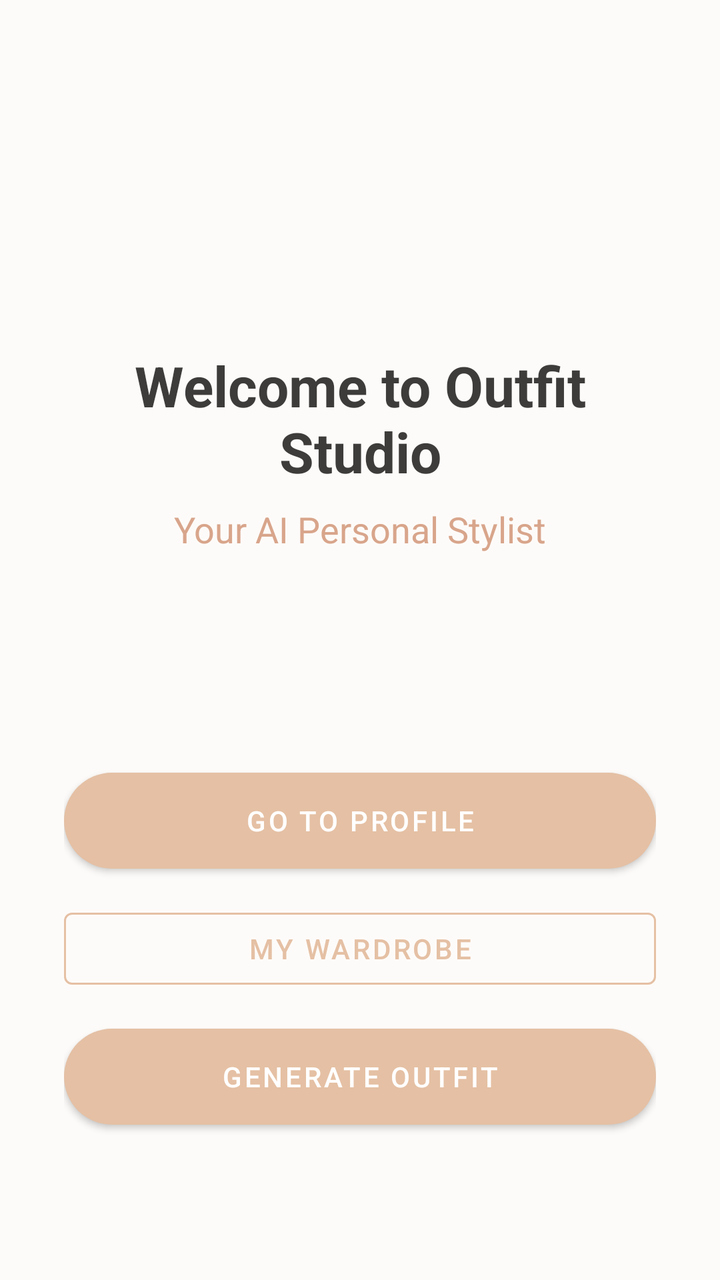
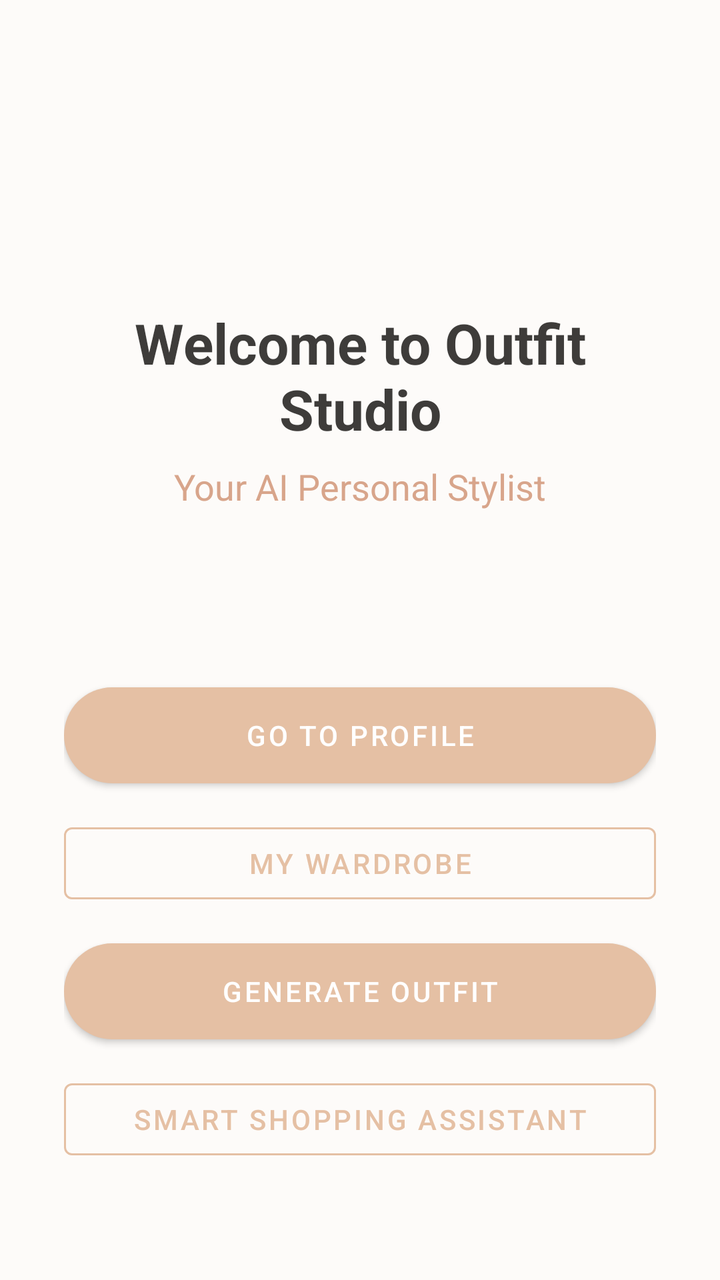

Compare the two renders of this Android layout. The source of the first and the diff that turns it into the second are given below.
<!-- AndroidManifest.xml: application theme Theme.OutfitStudio -->
<!-- res/layout/activity_home.xml -->
<?xml version="1.0" encoding="utf-8"?>
<androidx.constraintlayout.widget.ConstraintLayout xmlns:android="http://schemas.android.com/apk/res/android"
    xmlns:app="http://schemas.android.com/apk/res-auto"
    android:layout_width="match_parent"
    android:layout_height="match_parent"
    android:background="@color/background"
    android:padding="32dp">

    <TextView
        android:id="@+id/tvWelcome"
        android:layout_width="wrap_content"
        android:layout_height="wrap_content"
        android:text="Welcome to Outfit Studio"
        android:textSize="28sp"
        android:textStyle="bold"
        android:textColor="@color/on_background"
        android:textAlignment="center"
        app:layout_constraintTop_toTopOf="parent"
        app:layout_constraintBottom_toTopOf="@id/btnProfile"
        app:layout_constraintStart_toStartOf="parent"
        app:layout_constraintEnd_toEndOf="parent"
        app:layout_constraintVertical_chainStyle="packed"/>
        
    <TextView
        android:id="@+id/tvSubtitle"
        android:layout_width="wrap_content"
        android:layout_height="wrap_content"
        android:text="Your AI Personal Stylist"
        android:textSize="18sp"
        android:textColor="@color/primary_variant"
        app:layout_constraintTop_toBottomOf="@id/tvWelcome"
        app:layout_constraintStart_toStartOf="parent"
        app:layout_constraintEnd_toEndOf="parent"
        android:layout_marginTop="8dp"/>

    <Button
        android:id="@+id/btnProfile"
        android:layout_width="match_parent"
        android:layout_height="wrap_content"
        android:text="Go to Profile"
        android:textColor="@color/on_primary"
        android:background="@drawable/bg_button_rounded"
        app:backgroundTint="@null"
        app:layout_constraintTop_toBottomOf="@id/tvSubtitle"
        app:layout_constraintBottom_toTopOf="@id/btnWardrobe"
        app:layout_constraintVertical_chainStyle="packed"
        android:layout_marginTop="64dp"/>

    <Button
        android:id="@+id/btnWardrobe"
        android:layout_width="match_parent"
        android:layout_height="wrap_content"
        android:text="My Wardrobe"
        android:textColor="@color/primary"
        style="@style/Widget.MaterialComponents.Button.OutlinedButton"
        app:strokeColor="@color/primary"
        app:layout_constraintTop_toBottomOf="@id/btnProfile"
        app:layout_constraintBottom_toTopOf="@id/btnGenerateOutfit"
        android:layout_marginTop="16dp"/>

    <Button
        android:id="@+id/btnGenerateOutfit"
        android:layout_width="match_parent"
        android:layout_height="wrap_content"
        android:text="Generate Outfit"
        android:textColor="@color/on_primary"
        android:background="@drawable/bg_button_rounded"
        app:backgroundTint="@null"
        app:layout_constraintTop_toBottomOf="@id/btnWardrobe"
        app:layout_constraintBottom_toBottomOf="parent"
        android:layout_marginTop="16dp"/>

</androidx.constraintlayout.widget.ConstraintLayout>
<!-- resources referenced by this layout -->
<resources>
  <color name="background">#FDFBF9</color>
  <color name="on_background">#3E3C3A</color>
  <color name="on_primary">#FFFFFF</color>
  <color name="primary">#E5C0A4</color>
  <color name="primary_variant">#D8A58B</color>
  <!-- drawable bg_button_rounded (drawable) -->
  <?xml version="1.0" encoding="utf-8"?>
  <shape xmlns:android="http://schemas.android.com/apk/res/android"
      android:shape="rectangle">
      <solid android:color="@color/primary"/>
      <corners android:radius="24dp"/>
  </shape>
  <style name="Theme.OutfitStudio" parent="Theme.MaterialComponents.DayNight.NoActionBar">
          
          <item name="colorPrimary">@color/primary</item>
          <item name="colorPrimaryVariant">@color/primary_variant</item>
          <item name="colorOnPrimary">@color/on_primary</item>
          
          <item name="colorSecondary">@color/primary</item>
          <item name="colorSecondaryVariant">@color/primary_variant</item>
          <item name="colorOnSecondary">@color/on_primary</item>
          
          <item name="android:colorBackground">@color/background</item>
          <item name="colorSurface">@color/surface</item>
          
          <item name="android:statusBarColor">@color/background</item>
          <item name="android:windowLightStatusBar">true</item>
      </style>
  <color name="surface">#FFFFFF</color>
</resources>

<!-- the commit's change to res/layout/activity_home.xml (unified diff, before → after) -->
@@ -67,6 +67,18 @@
         android:background="@drawable/bg_button_rounded"
         app:backgroundTint="@null"
         app:layout_constraintTop_toBottomOf="@id/btnWardrobe"
+        app:layout_constraintBottom_toTopOf="@id/btnSmartShopping"
+        android:layout_marginTop="16dp"/>
+
+    <Button
+        android:id="@+id/btnSmartShopping"
+        android:layout_width="match_parent"
+        android:layout_height="wrap_content"
+        android:text="Smart Shopping Assistant"
+        android:textColor="@color/primary"
+        style="@style/Widget.MaterialComponents.Button.OutlinedButton"
+        app:strokeColor="@color/primary"
+        app:layout_constraintTop_toBottomOf="@id/btnGenerateOutfit"
         app:layout_constraintBottom_toBottomOf="parent"
         android:layout_marginTop="16dp"/>
 
<!-- resource entries referenced after the edit -->
@@ -12,7 +12,9 @@
       <solid android:color="@color/primary"/>
       <corners android:radius="24dp"/>
   </shape>
-  <style name="Theme.OutfitStudio" parent="Theme.MaterialComponents.DayNight.NoActionBar">
+  <style name="Theme.OutfitStudio" parent="Theme.MaterialComponents.Light.NoActionBar">
+          <item name="android:textColor">@color/on_background</item>
+          <item name="android:textColorHint">@color/text_hint</item>
           
           <item name="colorPrimary">@color/primary</item>
           <item name="colorPrimaryVariant">@color/primary_variant</item>
@@ -28,6 +30,7 @@
           <item name="android:statusBarColor">@color/background</item>
           <item name="android:windowLightStatusBar">true</item>
       </style>
+  <color name="text_hint">#A09D9B</color>
   <color name="surface">#FFFFFF</color>
 </resources>
 
